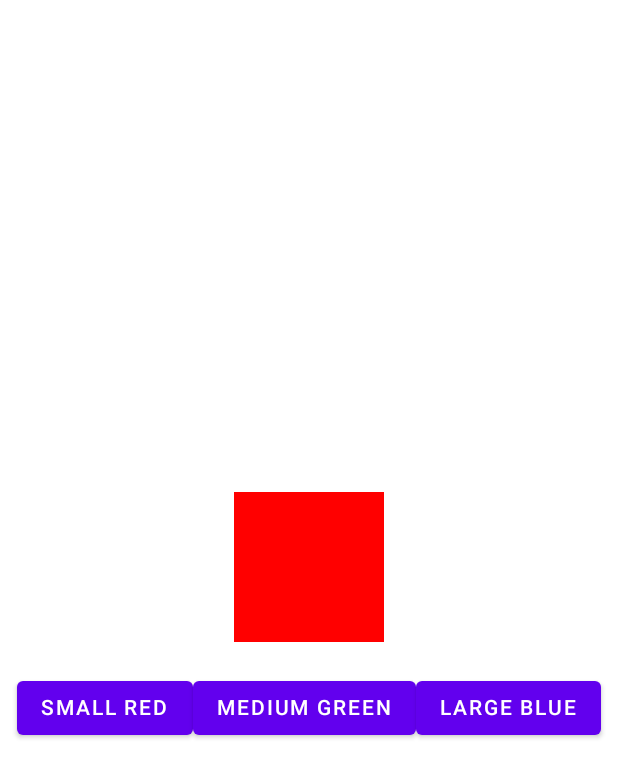
After one commit to theapache64/compose-animation-playground, an Android app built with Jetpack Compose: the @Preview function UpdateTransitionScreen, on a phone screen of 412 x 824 dp. The commit adds this screen. Shown: the top 778 px of the screen. Run offline under Robolectric (Android 15) with nearby library versions, the phone set to English and light mode, and no system bars.

Commit message:
🌟 add update transition sample

```diff
--- a/app/src/main/java/com/theapache64/composeanimationplayground/ui/screen/AppNavigation.kt
+++ b/app/src/main/java/com/theapache64/composeanimationplayground/ui/screen/AppNavigation.kt
@@ -8,6 +8,7 @@ import com.theapache64.composeanimationplayground.model.AnimationScreen
 import com.theapache64.composeanimationplayground.ui.screen.animation.AnimatableScreen
 import com.theapache64.composeanimationplayground.ui.screen.animation.AnimatedVisibilityScreen
 import com.theapache64.composeanimationplayground.ui.screen.animation.CrossfadeScreen
+import com.theapache64.composeanimationplayground.ui.screen.animation.UpdateTransitionScreen
 import com.theapache64.composeanimationplayground.ui.screen.animation.animatedcontent.AnimateContentSizeScreen
 import com.theapache64.composeanimationplayground.ui.screen.animation.animatedcontent.CustomTransitionScreen
 import com.theapache64.composeanimationplayground.ui.screen.animation.animatedcontent.DefaultScreen
@@ -20,8 +21,11 @@ import com.theapache64.composeanimationplayground.ui.screen.splash.SplashScreen
 fun AppNavigation() {
 
     val navController = rememberNavController()
-    //NavHost(navController = navController, startDestination = animationScreens[8].title) {
-    NavHost(navController = navController, startDestination = Screen.Splash.route) {
+    NavHost(
+        navController = navController,
+        startDestination = "updateTransition"
+        //startDestination = Screen.Splash.route
+    ) {
         // Splash
         composable(Screen.Splash.route) {
             SplashScreen(
@@ -81,7 +85,9 @@ private val animationScreens: List<AnimationScreen> by lazy {
         },
 
         AnimationScreen("Animatable") { AnimatableScreen() },
-        AnimationScreen("updateTransition") { TODO("https://developer.android.com/jetpack/compose/animation#animatable") },
+        AnimationScreen("updateTransition") {
+            UpdateTransitionScreen()
+        },
         AnimationScreen("updateTransition with AnimatedVisibility") { TODO("https://developer.android.com/jetpack/compose/animation#use-transition-with-animatedvisibility-and-animatedcontent") },
         AnimationScreen("Reusable updateTransition") { TODO() },
         AnimationScreen("rememberInfiniteTransition") { TODO() },
--- /dev/null
+++ b/app/src/main/java/com/theapache64/composeanimationplayground/ui/screen/animation/UpdateTransitionScreen.kt
@@ -0,0 +1,68 @@
+package com.theapache64.composeanimationplayground.ui.screen.animation
+
+import androidx.compose.animation.animateColor
+import androidx.compose.animation.core.animateDp
+import androidx.compose.animation.core.updateTransition
+import androidx.compose.foundation.background
+import androidx.compose.foundation.layout.*
+import androidx.compose.material.Button
+import androidx.compose.material.Text
+import androidx.compose.runtime.*
+import androidx.compose.ui.Modifier
+import androidx.compose.ui.graphics.Color
+import androidx.compose.ui.tooling.preview.Preview
+import androidx.compose.ui.unit.dp
+import com.theapache64.composeanimationplayground.ui.composable.BigColumn
+
+private enum class BoxState {
+    SMALL, MEDIUM, LARGE
+}
+
+@Preview
+@Composable
+fun UpdateTransitionScreen() {
+    BigColumn {
+        var currentState by remember { mutableStateOf(BoxState.SMALL) }
+        val transition = updateTransition(targetState = currentState, "Box (Size + Color)")
+        val size by transition.animateDp(label = "Size transition") {
+            when (it) {
+                BoxState.SMALL -> 100.dp
+                BoxState.MEDIUM -> 200.dp
+                BoxState.LARGE -> 350.dp
+            }
+        }
+
+        val color by transition.animateColor(label = "Color transition") {
+            when (it) {
+                BoxState.SMALL -> Color.Red
+                BoxState.MEDIUM -> Color.Green
+                BoxState.LARGE -> Color.Blue
+            }
+        }
+
+        Box(
+            modifier = Modifier
+                .size(size)
+                .background(color = color)
+        )
+
+        Spacer(modifier = Modifier.height(20.dp))
+
+        Row {
+
+            Button(onClick = { currentState = BoxState.SMALL }) {
+                Text(text = "SMALL RED")
+            }
+
+            Button(onClick = { currentState = BoxState.MEDIUM }) {
+                Text(text = "MEDIUM GREEN")
+            }
+
+            Button(onClick = { currentState = BoxState.LARGE }) {
+                Text(text = "LARGE BLUE")
+            }
+
+
+        }
+    }
+}
```
